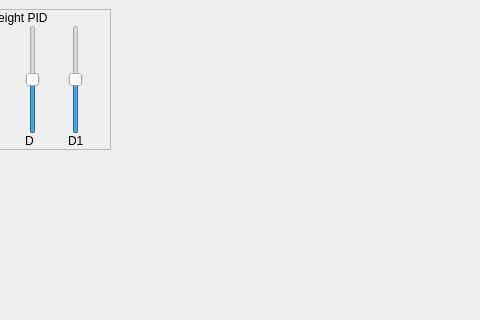
This is mainwindow.ui in KROIA/AI_QuadCopterSimulation as Qt 5 draws it before an edit; both pictures show x 599 to 1079 and y 0 to 320 of the 1277 by 515 pixel window. The edited form follows.
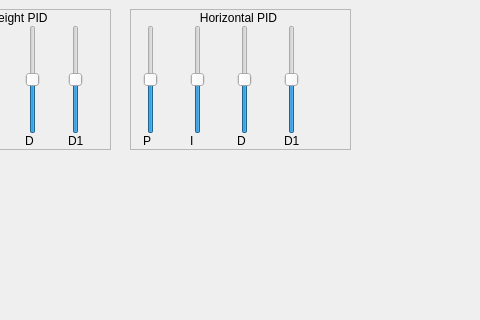
This is the edited form.

Commit message: + Horizontal PID

```diff
--- a/mainwindow.ui
+++ b/mainwindow.ui
@@ -466,6 +466,192 @@
         <string>Reset</string>
        </property>
       </widget>
+      <widget class="QFrame" name="frame_3">
+       <property name="geometry">
+        <rect>
+         <x>720</x>
+         <y>0</y>
+         <width>221</width>
+         <height>141</height>
+        </rect>
+       </property>
+       <property name="frameShape">
+        <enum>QFrame::StyledPanel</enum>
+       </property>
+       <property name="frameShadow">
+        <enum>QFrame::Raised</enum>
+       </property>
+       <layout class="QGridLayout" name="gridLayout_3">
+        <property name="leftMargin">
+         <number>1</number>
+        </property>
+        <property name="topMargin">
+         <number>1</number>
+        </property>
+        <property name="rightMargin">
+         <number>1</number>
+        </property>
+        <property name="bottomMargin">
+         <number>1</number>
+        </property>
+        <property name="verticalSpacing">
+         <number>0</number>
+        </property>
+        <item row="1" column="1">
+         <widget class="QSlider" name="horizontalI_slider">
+          <property name="minimum">
+           <number>-100</number>
+          </property>
+          <property name="maximum">
+           <number>100</number>
+          </property>
+          <property name="pageStep">
+           <number>1</number>
+          </property>
+          <property name="orientation">
+           <enum>Qt::Vertical</enum>
+          </property>
+         </widget>
+        </item>
+        <item row="1" column="2">
+         <widget class="QSlider" name="horizontalD_slider">
+          <property name="minimum">
+           <number>-10000</number>
+          </property>
+          <property name="maximum">
+           <number>10000</number>
+          </property>
+          <property name="pageStep">
+           <number>1</number>
+          </property>
+          <property name="orientation">
+           <enum>Qt::Vertical</enum>
+          </property>
+         </widget>
+        </item>
+        <item row="1" column="0">
+         <widget class="QSlider" name="horizontalP_slider">
+          <property name="minimum">
+           <number>-100</number>
+          </property>
+          <property name="maximum">
+           <number>100</number>
+          </property>
+          <property name="pageStep">
+           <number>1</number>
+          </property>
+          <property name="orientation">
+           <enum>Qt::Vertical</enum>
+          </property>
+         </widget>
+        </item>
+        <item row="2" column="0">
+         <widget class="QLabel" name="horizontalP_label">
+          <property name="minimumSize">
+           <size>
+            <width>30</width>
+            <height>0</height>
+           </size>
+          </property>
+          <property name="maximumSize">
+           <size>
+            <width>30</width>
+            <height>16777215</height>
+           </size>
+          </property>
+          <property name="text">
+           <string>P</string>
+          </property>
+         </widget>
+        </item>
+        <item row="2" column="1">
+         <widget class="QLabel" name="horizontalI_label">
+          <property name="minimumSize">
+           <size>
+            <width>30</width>
+            <height>0</height>
+           </size>
+          </property>
+          <property name="maximumSize">
+           <size>
+            <width>30</width>
+            <height>16777215</height>
+           </size>
+          </property>
+          <property name="text">
+           <string>I</string>
+          </property>
+         </widget>
+        </item>
+        <item row="2" column="2">
+         <widget class="QLabel" name="horizontalD_label">
+          <property name="minimumSize">
+           <size>
+            <width>30</width>
+            <height>0</height>
+           </size>
+          </property>
+          <property name="maximumSize">
+           <size>
+            <width>30</width>
+            <height>16777215</height>
+           </size>
+          </property>
+          <property name="text">
+           <string>D</string>
+          </property>
+         </widget>
+        </item>
+        <item row="1" column="3">
+         <widget class="QSlider" name="horizontalD1_slider">
+          <property name="minimum">
+           <number>-100000</number>
+          </property>
+          <property name="maximum">
+           <number>100000</number>
+          </property>
+          <property name="pageStep">
+           <number>1</number>
+          </property>
+          <property name="orientation">
+           <enum>Qt::Vertical</enum>
+          </property>
+         </widget>
+        </item>
+        <item row="2" column="3">
+         <widget class="QLabel" name="horizontalD1_label">
+          <property name="minimumSize">
+           <size>
+            <width>50</width>
+            <height>0</height>
+           </size>
+          </property>
+          <property name="maximumSize">
+           <size>
+            <width>30</width>
+            <height>16777215</height>
+           </size>
+          </property>
+          <property name="text">
+           <string>D1</string>
+          </property>
+         </widget>
+        </item>
+        <item row="0" column="0" colspan="4">
+         <widget class="QLabel" name="label_9">
+          <property name="text">
+           <string>Horizontal PID</string>
+          </property>
+          <property name="textFormat">
+           <enum>Qt::AutoText</enum>
+          </property>
+          <property name="alignment">
+           <set>Qt::AlignCenter</set>
+          </property>
+         </widget>
+        </item>
+       </layout>
+      </widget>
      </widget>
     </item>
     <item>
```
Left out of the diff: 8 changed lines with no effect on the pictures. The commit also changes 6 other files.
